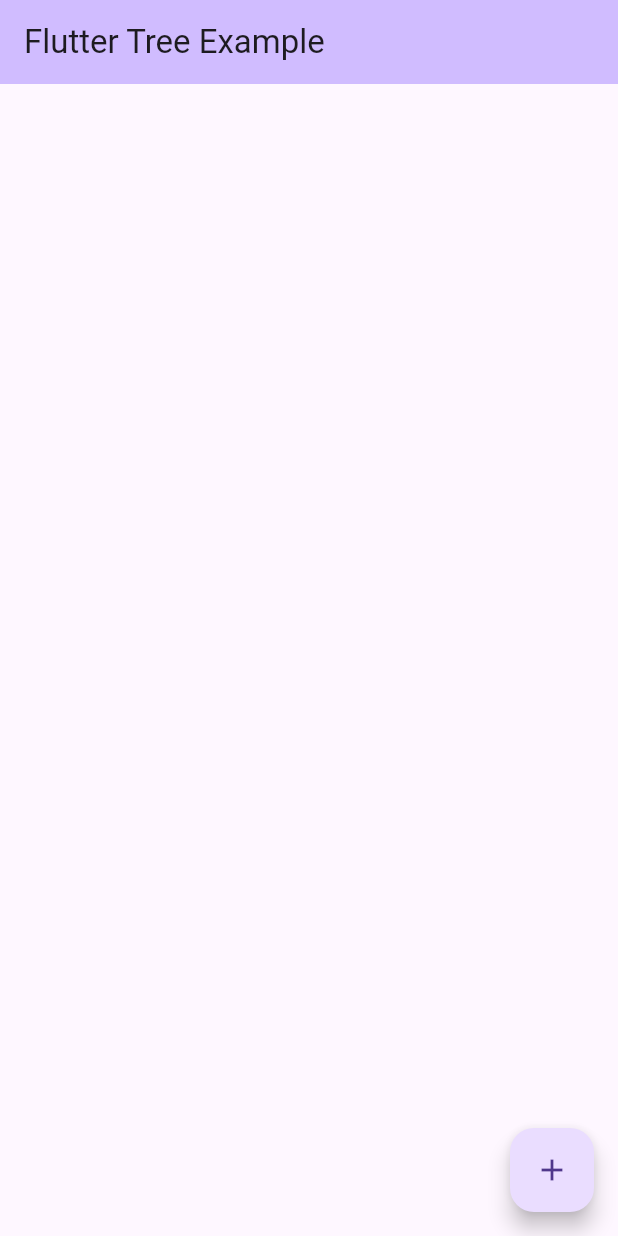
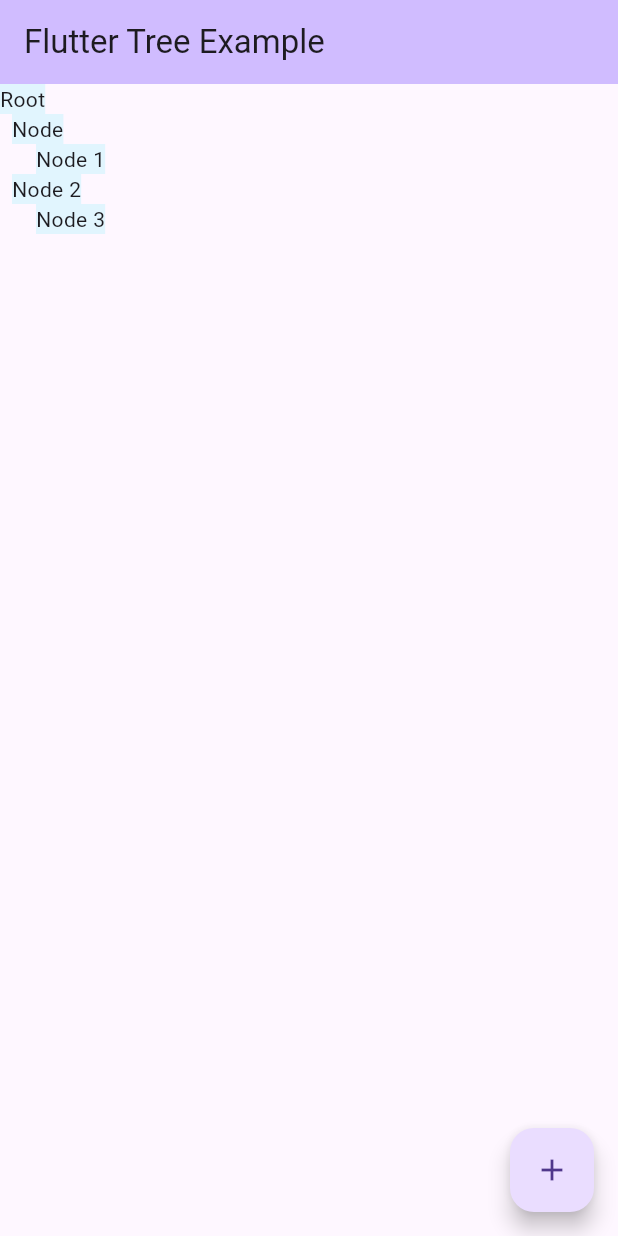
Before and after one commit to kboomska/flutter_tree, a Flutter app: the screen it shows after launch, on a phone screen of 412 x 824 dp. Run offline on Flutter 3.47's test engine with Material 2 defaults, Android fonts, the phone set to English and light mode, and no system bars.

Commit message:
Create Simple Tree

```diff
--- a/lib/main.dart
+++ b/lib/main.dart
@@ -1,4 +1,7 @@
 import 'package:flutter/material.dart';
+
+import 'package:tree/model/event_model.dart';
+import 'package:tree/model/event_tree.dart';
 
 void main() {
   runApp(const MyApp());
@@ -32,12 +35,36 @@ class MyHomePage extends StatefulWidget {
 class _MyHomePageState extends State<MyHomePage> {
   @override
   Widget build(BuildContext context) {
+    final root = EventTree.root(WizardEventModel.blank('Root'));
+    final node = EventTree.node(
+      WizardEventModel.blank('Node'),
+      parent: root,
+    );
+    final node1 = EventTree.node(
+      WizardEventModel.blank('Node 1'),
+      parent: node,
+    );
+    final node2 = EventTree.node(
+      WizardEventModel.blank('Node 2'),
+      parent: root,
+    );
+    final node3 = EventTree.node(
+      WizardEventModel.blank('Node 3'),
+      parent: node2,
+    );
+
+    root.printTree();
+
+    print(root.toJson());
+
     return Scaffold(
       appBar: AppBar(
         backgroundColor: Theme.of(context).colorScheme.inversePrimary,
         title: Text(widget.title),
       ),
-      body: const Center(),
+      body: SingleChildScrollView(
+        child: EventTreeWidget(event: root),
+      ),
       floatingActionButton: FloatingActionButton(
         onPressed: () {},
         child: const Icon(Icons.add),
@@ -45,3 +72,38 @@ class _MyHomePageState extends State<MyHomePage> {
     );
   }
 }
+
+class EventTreeWidget extends StatelessWidget {
+  const EventTreeWidget({
+    super.key,
+    required this.event,
+  });
+
+  final EventTree event;
+
+  @override
+  Widget build(BuildContext context) {
+    return Padding(
+      padding: EdgeInsets.only(left: event.level * 8),
+      child: Column(
+        crossAxisAlignment: CrossAxisAlignment.start,
+        children: [
+          Container(
+            decoration: BoxDecoration(
+              color: Colors.lightBlue[50],
+            ),
+            child: Text(event.value.title),
+          ),
+          ListView.builder(
+            shrinkWrap: true,
+            physics: const ScrollPhysics(),
+            itemCount: event.children.length,
+            itemBuilder: (context, index) {
+              return EventTreeWidget(event: event.children[index] as EventTree);
+            },
+          ),
+        ],
+      ),
+    );
+  }
+}
--- a/lib/model/event_model.dart
+++ b/lib/model/event_model.dart
@@ -26,8 +26,8 @@ class WizardEventModel {
     required this.tolerance,
   });
 
-  WizardEventModel.blank()
-      : title = 'Новое Событие',
+  WizardEventModel.blank([String? title])
+      : title = title ?? 'Новое Событие',
         duration = 0,
         tolerance = 0;
 
--- a/lib/model/event_tree.dart
+++ b/lib/model/event_tree.dart
@@ -1,3 +1,5 @@
+import 'dart:convert';
+
 import 'package:tree/model/event_model.dart';
 import 'package:tree/model/tree_node.dart';
 
@@ -15,6 +17,20 @@ sealed class EventTree extends TreeNode<WizardEventModel> {
     required EventTree parent,
   }) =>
       NodeEventTree(value, parent: parent);
+
+  @override
+  String toString() => '$EventTree(title: ${value.title}'
+      '${children.isNotEmpty ? ', children: $children)' : ')'}';
+
+  Map<String, dynamic> toMap() {
+    return {
+      'value': value.toMap(),
+      'parent': parent?.value.toMap(),
+      'children': children.map((node) => (node as EventTree).toMap()).toList(),
+    };
+  }
+
+  String toJson() => json.encode(toMap());
 }
 
 /// Класс для корневого узла События в Дереве Событий в Визарда.
--- a/lib/model/tree_node.dart
+++ b/lib/model/tree_node.dart
@@ -13,7 +13,7 @@ abstract base class TreeNode<T> {
 
   /// Класс для узла небинарного Дерева.
   TreeNode(this.value, {this.parent}) : children = [] {
-    parent?.addChild(this);
+    parent?._addChild(this);
   }
 
   /// Проверка на корневой узел.
@@ -23,7 +23,7 @@ abstract base class TreeNode<T> {
   int get level => isRoot ? 0 : parent!.level + 1;
 
   /// Добавление дочернего узла Дерева.
-  void addChild(TreeNode<T> child) {
+  void _addChild(TreeNode<T> child) {
     child.parent = this;
     children.add(child);
   }
```
